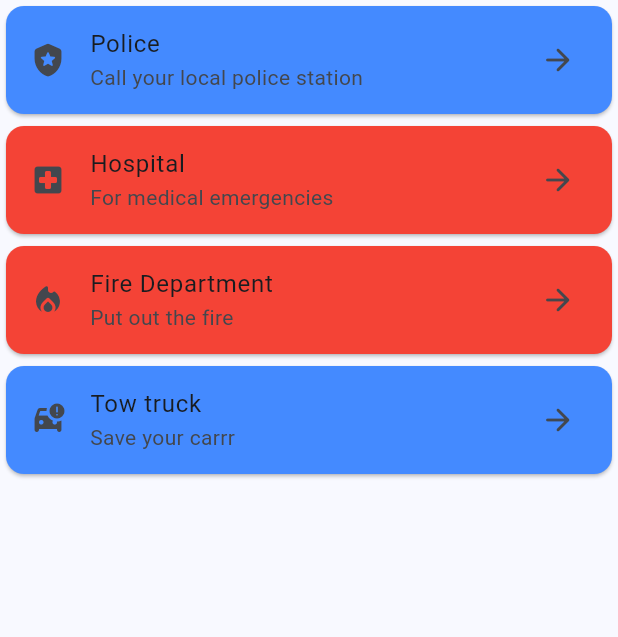
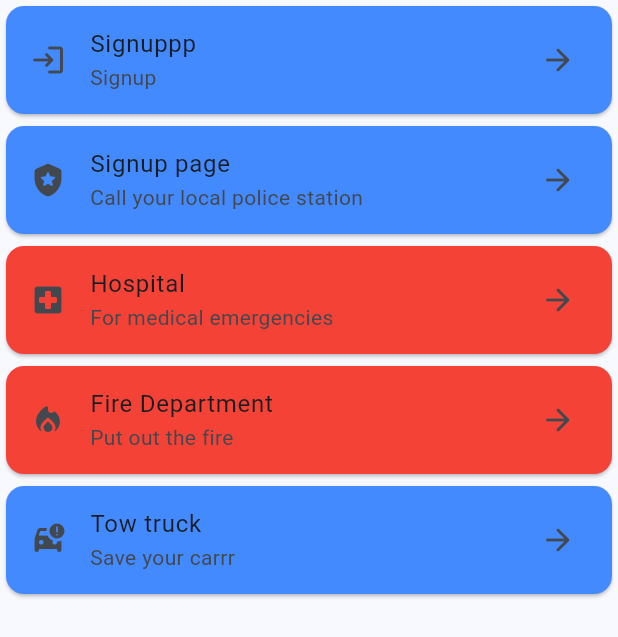
Before and after one commit to youssefhussein/Emergency-Alert, a Flutter app: the EmergencyList widget shown alone on an empty page, opened directly, on a phone screen of 412 x 824 dp. Shown: the top 637 px of the screen. Run offline on Flutter 3.47's test engine with Material 3 defaults, Android fonts, the light colour scheme and no system bars; our stand-ins replace cached_network_image, flutter_dotenv, image_picker, supabase_flutter; accounts and stored records are empty.

```diff
--- a/lib/screens/emergency_list.dart
+++ b/lib/screens/emergency_list.dart
@@ -1,3 +1,4 @@
+import 'package:emergency_alert/screens/auth/signup.dart';
 import 'package:flutter/material.dart';
 
 //static list of the emergencies , gonna make it so when u tap a card it takes you to a new screen (and passing its props)
@@ -9,12 +10,21 @@ class EmergencyList extends StatelessWidget {
     return
         ListView(
           children: [
-
+            Card(
+              color: Colors.blueAccent,
+              child: ListTile(
+                leading: Icon(Icons.login_rounded),
+                title: Text('Signuppp'),
+                subtitle: Text("Signup"),
+                trailing: Icon(Icons.arrow_forward_rounded),
+                onTap: () => Navigator.push(context, MaterialPageRoute(builder: (context) => SignupScreen())),
+              ),
+            ),
             Card(
               color: Colors.blueAccent,
               child: ListTile(
                 leading: Icon(Icons.local_police_rounded),
-                title: Text('Police'),
+                title: Text('Signup page'),
                 subtitle: Text("Call your local police station"),
                 trailing: Icon(Icons.arrow_forward_rounded),
               ),
```
Also changed, not shown: lib/main.dart (+6 -5 lines), pubspec.yaml (+11 -0 lines), pubspec.lock, 5 other files.
